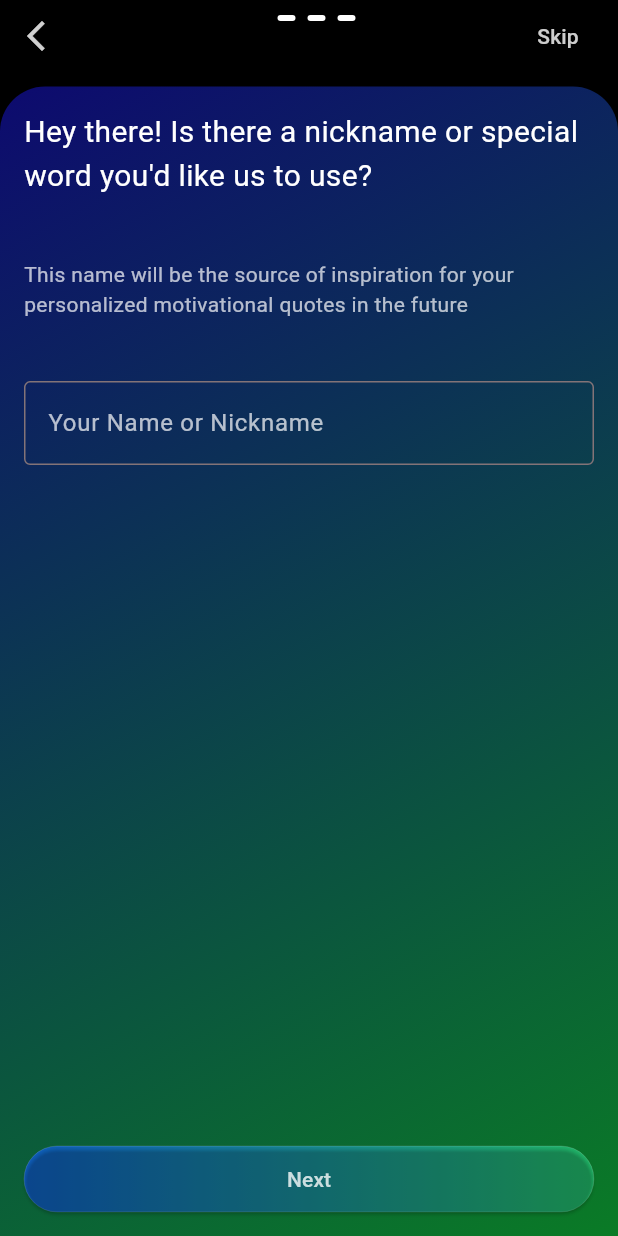
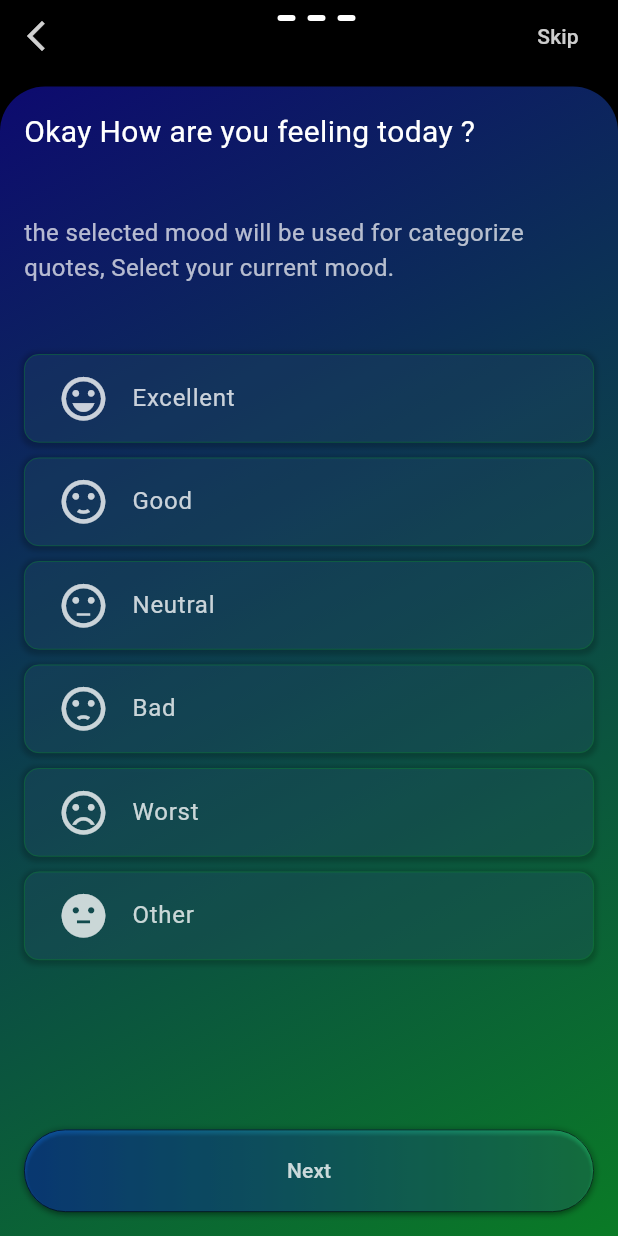
Before and after one commit to Thambara-20/MindLift, a Flutter app: the Personal screen opened directly, after a tap on "Next", after a tap on "Skip", on a phone screen of 412 x 824 dp. Run offline on Flutter 3.47's test engine with Material 3 defaults, Android fonts, the phone set to English and light mode, and no system bars.

Commit message:
implemented situation screen and updated styles

```diff
--- a/mortivate/lib/main.dart
+++ b/mortivate/lib/main.dart
@@ -1,8 +1,11 @@
 import 'package:flutter/material.dart';
+import 'package:flutter/services.dart';
 import 'package:mortivate/screens/intro.dart';
 import 'package:mortivate/widgets/next_button.dart';
 
 void main() {
+  WidgetsFlutterBinding.ensureInitialized();
+
   runApp(const MyApp());
 }
 
@@ -11,19 +14,27 @@ class MyApp extends StatelessWidget {
 
   @override
   Widget build(BuildContext context) {
+    SystemChrome.setSystemUIOverlayStyle(
+      const SystemUiOverlayStyle(
+        statusBarColor: Color.fromARGB(172, 0, 0, 0),
+        statusBarIconBrightness: Brightness.light,
+      ),
+    );
+
     return MaterialApp(
       debugShowCheckedModeBanner: false,
-      theme: ThemeData(
-        colorScheme:
-            ColorScheme.fromSeed(seedColor: const Color.fromARGB(255, 0, 0, 0)),
-        useMaterial3: true,
-      ),
-      home: const IntroScreen(),
+      routes: {
+        IntroScreen.routeName: (context) => const IntroScreen(),
+        MyHomePage.routeName: (context) => const MyHomePage(),
+      },
+      initialRoute: IntroScreen.routeName,
     );
   }
 }
 
 class MyHomePage extends StatelessWidget {
+  static const String routeName = '/home';
+
   const MyHomePage({super.key});
 
   @override
--- a/mortivate/lib/screens/gender.personal.dart
+++ b/mortivate/lib/screens/gender.personal.dart
@@ -2,7 +2,7 @@ import 'package:flutter/material.dart';
 import 'package:mortivate/widgets/radio_button.dart';
 
 class GenderPage extends StatefulWidget {
-  GenderPage({Key? key}) : super(key: key);
+  const GenderPage({Key? key}) : super(key: key);
 
   @override
   _GenderPageState createState() => _GenderPageState();
--- a/mortivate/lib/screens/intro.dart
+++ b/mortivate/lib/screens/intro.dart
@@ -28,11 +28,13 @@ final List<SingleIntroScreen> pages = [
 
 class IntroScreen extends StatelessWidget {
   const IntroScreen({Key? key}) : super(key: key);
+  static const String routeName = '/intro_screen';
 
   @override
   Widget build(BuildContext context) {
     return Scaffold(
-      body: AnimatedIntroduction(
+      body: SafeArea(
+        child: AnimatedIntroduction(
           slides: pages,
           indicatorType: IndicatorType.circle,
           onDone: () {
@@ -44,6 +46,7 @@ class IntroScreen extends StatelessWidget {
             );
           },
         ),
+      ),
     );
   }
 }
--- a/mortivate/lib/screens/name.personal.dart
+++ b/mortivate/lib/screens/name.personal.dart
@@ -31,10 +31,21 @@ class NamePage extends StatelessWidget {
             TextField(
               controller: _nameController,
               style: const TextStyle(color: Colors.white),
-              decoration: const InputDecoration(
+              decoration: InputDecoration(
                 hintText: 'Your Name or Nickname',
-                hintStyle: TextStyle(color: Colors.white70),
-                border: OutlineInputBorder(),
+                hintStyle: const TextStyle(color: Colors.white70),
+                border: OutlineInputBorder(
+                  borderRadius: BorderRadius.circular(10),
+                ),
+                focusedBorder: OutlineInputBorder(
+                  borderSide: const BorderSide(color: Colors.green),
+                  borderRadius: BorderRadius.circular(10),
+                ),
+                enabledBorder: OutlineInputBorder(
+                  borderSide:
+                      const BorderSide(color: Color.fromARGB(255, 83, 83, 83)),
+                  borderRadius: BorderRadius.circular(10),
+                ),
               ),
             ),
           ],
--- a/mortivate/lib/screens/personal.dart
+++ b/mortivate/lib/screens/personal.dart
@@ -1,6 +1,7 @@
 import 'package:flutter/material.dart';
 import 'package:mortivate/screens/gender.personal.dart';
 import 'package:mortivate/screens/name.personal.dart';
+import 'package:mortivate/screens/situation.personal.dart';
 import 'package:mortivate/widgets/next_button.dart';
 
 import '../widgets/progress_indicator.dart';
@@ -17,14 +18,15 @@ class _MyPageSliderState extends State<Personal> {
   int pageIndex = 1;
   final List<Widget> _pages = [
     NamePage(),
-    GenderPage(),
-    NamePage(),
+    const GenderPage(),
+    const SituationPage(),
   ];
 
   @override
   Widget build(BuildContext context) {
     return Scaffold(
-      body: Stack(children: [
+      body: SafeArea(
+        child: Stack(children: [
           Container(
             color: const Color.fromARGB(255, 0, 0, 0),
             child: Padding(
@@ -122,6 +124,7 @@ class _MyPageSliderState extends State<Personal> {
             ),
           )
         ]),
+      ),
     );
   }
 }
--- /dev/null
+++ b/mortivate/lib/screens/situation.personal.dart
@@ -0,0 +1,85 @@
+// gender_page.dart
+import 'package:flutter/material.dart';
+import 'package:mortivate/widgets/selecter_button.dart';
+
+class SituationPage extends StatefulWidget {
+  const SituationPage({Key? key}) : super(key: key);
+
+  @override
+  _SituationPageState createState() => _SituationPageState();
+}
+
+class _SituationPageState extends State<SituationPage> {
+  String? selectedMood;
+
+  @override
+  Widget build(BuildContext context) {
+    return SingleChildScrollView(
+      child: Container(
+        color: Colors.transparent,
+        padding: const EdgeInsets.all(16.0),
+        child: Column(
+          crossAxisAlignment: CrossAxisAlignment.start,
+          children: [
+            const Text(
+              "Okay How are you feeling today ?",
+              style: TextStyle(color: Colors.white, fontSize: 20),
+            ),
+            SizedBox(
+              height: MediaQuery.of(context).size.height * 0.05,
+            ),
+            const Text(
+              'the selected mood will be used for categorize quotes, Select your current mood.',
+              style: TextStyle(color: Colors.white70, fontSize: 16),
+            ),
+            SizedBox(
+              height: MediaQuery.of(context).size.height * 0.05,
+            ),
+            MoodRadioButton(
+              label: 'Excellent',
+              value: 'Excellent',
+              onChanged: (value) => setState(() => selectedMood = value),
+              groupValue: selectedMood,
+              icon: Icons.sentiment_very_satisfied,
+            ),
+            MoodRadioButton(
+              label: 'Good',
+              value: 'Good',
+              onChanged: (value) => setState(() => selectedMood = value),
+              groupValue: selectedMood,
+              icon: Icons.sentiment_satisfied,
+            ),
+            MoodRadioButton(
+              label: 'Neutral',
+              value: 'Neutral',
+              onChanged: (value) => setState(() => selectedMood = value),
+              groupValue: selectedMood,
+              icon: Icons.sentiment_neutral,
+            ),
+            MoodRadioButton(
+              label: 'Bad',
+              value: 'Bad',
+              onChanged: (value) => setState(() => selectedMood = value),
+              groupValue: selectedMood,
+              icon: Icons.sentiment_dissatisfied,
+            ),
+            MoodRadioButton(
+              label: 'Worst',
+              value: 'Worst',
+              onChanged: (value) => setState(() => selectedMood = value),
+              groupValue: selectedMood,
+              icon: Icons.sentiment_very_dissatisfied,
+            ),
+            MoodRadioButton(
+              label: 'Other',
+              value: 'Other',
+              onChanged: (value) => setState(() => selectedMood = value),
+              groupValue: selectedMood,
+              icon: Icons.sentiment_neutral_sharp,
+            ),
+          ],
+        ),
+      ),
+    );
+  }
+}
--- a/mortivate/lib/widgets/intro/pages/animated_screen_slider.dart
+++ b/mortivate/lib/widgets/intro/pages/animated_screen_slider.dart
@@ -112,7 +112,7 @@ class AnimatedIntroduction extends StatefulWidget {
     this.inactiveDotColor,
     this.skipText = 'Skip',
     this.nextText = 'Next',
-    this.doneText = 'Login Now',
+    this.doneText = 'Start',
     this.viewPortFraction = 1.0,
     this.textColor = Colors.white,
     this.footerPadding = const EdgeInsets.all(24),
--- a/mortivate/lib/widgets/next_button.dart
+++ b/mortivate/lib/widgets/next_button.dart
@@ -17,7 +17,7 @@ class StyledElevatedButton extends StatelessWidget {
     required this.child,
     this.borderRadius,
     this.width,
-    this.height = 44.0,
+    this.height = 55.0,
     this.gradient =
         const LinearGradient(colors: [kPrimaryColor, kSecondaryColor]),
   }) : super(key: key);
@@ -34,8 +34,16 @@ class StyledElevatedButton extends StatelessWidget {
       ),
       child: Container(
         decoration: BoxDecoration(
-          border: Border.all(
-              color: const Color.fromARGB(255, 255, 255, 255), width: 0.1),
+          border:
+              Border.all(color: const Color.fromARGB(212, 0, 0, 0), width: 0.5),
+          boxShadow: [
+            BoxShadow(
+              color: Colors.black.withOpacity(0.2),
+              spreadRadius: 2,
+              blurRadius: 2,
+              offset: const Offset(0, 1),
+            ),
+          ],
           borderRadius: borderRadius,
         ),
         child: ElevatedButton(
--- a/mortivate/lib/widgets/radio_button.dart
+++ b/mortivate/lib/widgets/radio_button.dart
@@ -17,12 +17,13 @@ class GenderRadioButton extends StatelessWidget {
   @override
   Widget build(BuildContext context) {
     return Container(
-      margin: const EdgeInsets.symmetric(vertical: 2),
+      margin: const EdgeInsets.symmetric(vertical: 5),
       decoration: BoxDecoration(
         border: Border.all(
+          width: 0.5,
           color: groupValue == value
-              ? Color.fromARGB(76, 0, 0, 0)
-              : const Color.fromARGB(167, 41, 114, 140),
+              ? Color.fromARGB(188, 8, 20, 97)
+              : Color.fromARGB(131, 7, 136, 33),
         ),
         borderRadius: BorderRadius.circular(10),
         boxShadow: [
@@ -34,8 +35,8 @@ class GenderRadioButton extends StatelessWidget {
           ),
         ],
         color: groupValue == value
-            ? Color.fromARGB(255, 6, 42, 87)
-            : Color.fromARGB(167, 41, 114, 140),
+            ? const Color.fromARGB(92, 3, 19, 39)
+            : const Color.fromARGB(41, 66, 143, 194),
       ),
       child: RadioListTile(
         title: Text(label,
@@ -49,8 +50,7 @@ class GenderRadioButton extends StatelessWidget {
             if (states.contains(MaterialState.selected)) {
               return const Color.fromARGB(194, 255, 255, 255);
             }
-            return const Color.fromARGB(
-                255, 0, 26, 99); // Use the default value.
+            return const Color.fromARGB(255, 0, 26, 99);
           },
         ),
       ),
--- /dev/null
+++ b/mortivate/lib/widgets/selecter_button.dart
@@ -0,0 +1,70 @@
+// mood_radio_button.dart
+import 'package:flutter/material.dart';
+
+class MoodRadioButton extends StatelessWidget {
+  final String label;
+  final String value;
+  final String? groupValue;
+  final ValueChanged<String?> onChanged;
+  final IconData icon;
+
+  const MoodRadioButton({
+    super.key,
+    required this.label,
+    required this.value,
+    required this.groupValue,
+    required this.onChanged,
+    required this.icon,
+  });
+
+  @override
+  Widget build(BuildContext context) {
+    return GestureDetector(
+      onTap: () {
+        onChanged(value);
+      },
+      child: Container(
+        margin: const EdgeInsets.symmetric(vertical: 5),
+        decoration: BoxDecoration(
+          border: Border.all(
+            width: 0.5,
+            color: groupValue == value
+                ? Color.fromARGB(188, 8, 20, 97)
+                : Color.fromARGB(131, 7, 136, 33),
+          ),
+          borderRadius: BorderRadius.circular(10),
+          boxShadow: [
+            BoxShadow(
+              color: Colors.black.withOpacity(0.2),
+              spreadRadius: 2,
+              blurRadius: 2,
+              offset: const Offset(0, 1),
+            ),
+          ],
+          color: groupValue == value
+              ? const Color.fromARGB(92, 3, 19, 39)
+              : const Color.fromARGB(41, 66, 143, 194),
+        ),
+        child: ListTile(
+          title: Text(
+            label,
+            style: const TextStyle(color: Color.fromARGB(198, 255, 255, 255)),
+          ),
+          leading: Container(
+            padding:
+                EdgeInsets.only(left: MediaQuery.of(context).size.width * 0.05),
+            child: Icon(
+              size: 35,
+              icon,
+              color: const Color.fromARGB(198, 255, 255, 255),
+            ),
+          ),
+          contentPadding: const EdgeInsets.all(1),
+          horizontalTitleGap: 15,
+          minLeadingWidth: 0,
+          selected: groupValue == value,
+        ),
+      ),
+    );
+  }
+}
```
Lines whose indentation alone changed are shown as unchanged.
